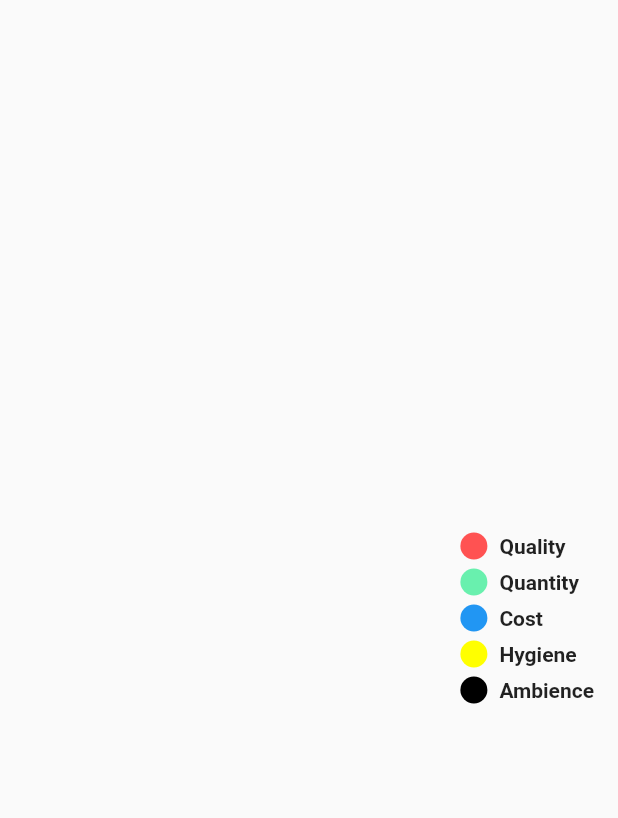
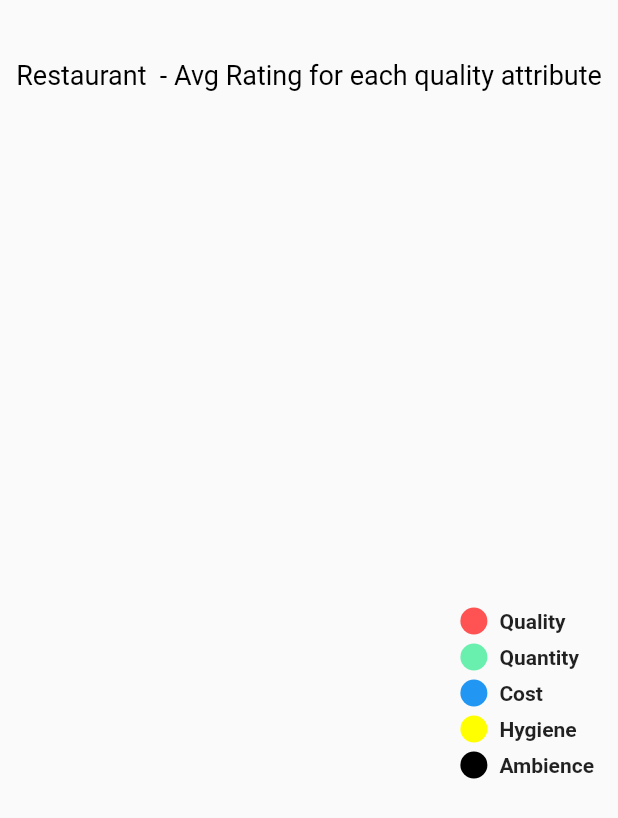
Before and after one commit to mrgulshanyadav/ocd, a Flutter app: the RatingsAnalysis screen opened directly with empty values, on a phone screen of 412 x 824 dp. Shown: the top 818 px of the screen. Run offline on Flutter 3.47's test engine with Material 2 defaults, Android fonts, the phone set to English and light mode, and no system bars; drawn by our look-alikes of pie_chart; our stand-ins replace carousel_slider, charts_flutter, cloud_firestore, firebase_auth, firebase_storage, fluttertoast and 6 more; missing offline and left inert: esys_flutter_share, flutter_counter, flutter_multiselect, razorpay_flutter; accounts and stored records are empty.

Commit message:
RatingsAnalysis.dart rest_name added

```diff
--- a/lib/Screens/Dukaan/DukaanPage.dart
+++ b/lib/Screens/Dukaan/DukaanPage.dart
@@ -10,7 +10,7 @@ import 'package:ocd/Screens/Enquire/Controller/EnquireProductFormController.dart
 import 'package:ocd/Screens/Enquire/EnquireProductPage.dart';
 import 'package:ocd/Screens/Enquire/EnquireServicePage.dart';
 import 'package:ocd/Screens/Enquire/Model/EnquireProductForm.dart';
-import 'file:///D:/AndroidStudioProjects/FlutterProjects/ocd/lib/Screens/Dukaan/ViewProductPage.dart';
+import '../Dukaan/ViewProductPage.dart';
 import 'package:shared_preferences/shared_preferences.dart';
 
 import '../Login.dart';
--- a/lib/Screens/Login.dart
+++ b/lib/Screens/Login.dart
@@ -136,6 +136,9 @@ class _LoginState extends State<Login> {
                                   }
                               ));
 
+                            }else{
+                              print('error: user == null');
+                              _scaffoldKey.currentState.showSnackBar(new SnackBar(content: Text('Error Occured')));
                             }
                           }).catchError((error){
                             print('error:' +error.toString());
--- a/lib/Screens/NavigationPage.dart
+++ b/lib/Screens/NavigationPage.dart
@@ -1,11 +1,11 @@
 import 'package:flutter/material.dart';
 import 'package:ocd/Constants.dart';
-import 'file:///D:/AndroidStudioProjects/FlutterProjects/ocd/lib/Screens/Dukaan/DukaanPage.dart';
 import './AddPostPage.dart';
 import './HomePage.dart';
 import './RecommendationsPage.dart';
 import './SearchPage.dart';
 import './MyProfilePage.dart';
+import 'Dukaan/DukaanPage.dart';
 
 class NavigationPage extends StatefulWidget {
   @override
--- a/lib/Screens/RatingsAnalysis.dart
+++ b/lib/Screens/RatingsAnalysis.dart
@@ -4,9 +4,9 @@ import 'package:flutter/material.dart';
 import 'package:pie_chart/pie_chart.dart';
 
 class RatingsAnalysis extends StatefulWidget {
-  String rest_id;
+  String rest_id, rest_name;
 
-  RatingsAnalysis({@required this.rest_id});
+  RatingsAnalysis({@required this.rest_id, @required this.rest_name});
 
   @override
   _RatingsAnalysisState createState() => _RatingsAnalysisState();
@@ -15,12 +15,11 @@ class RatingsAnalysis extends StatefulWidget {
 class _RatingsAnalysisState extends State<RatingsAnalysis> {
   GlobalKey<ScaffoldState> _scaffoldKey = new GlobalKey();
   FirebaseUser user;
-  List<Map<String,dynamic>> reviewsListMap;
+  List<Map<String, dynamic>> reviewsListMap;
   List keyLists;
 
   @override
   void initState() {
-
     reviewsListMap = new List();
     keyLists = new List();
 
@@ -35,18 +34,30 @@ class _RatingsAnalysisState extends State<RatingsAnalysis> {
     return Scaffold(
       key: _scaffoldKey,
       body: SafeArea(
-        child: Center(child: Container(
+        child: Center(
+            child: Container(
+              child: Column(
+                children: [
+                  Container(
+                    height: 100,
+                    alignment: Alignment.center,
+                    width: screenWidth,
+                    child: Text(
+                      "Restaurant "+(widget.rest_name??"") + " - Avg Rating for each quality attribute",
+                      style: TextStyle(
+                          fontSize: 18,
+                          color: Colors.black
+                      ),
+                      textAlign: TextAlign.center,
+                    )
+                  ),
+                  Expanded(
                     child: FutureBuilder(
                       future: getReviewsListsFromDatabase(widget.rest_id),
-            builder: (context,res){
-
-              if(!res.hasData){
-                return Center(
-                    child: CircularProgressIndicator()
-                );
-              }
-              else{
-
+                      builder: (context, res) {
+                        if (!res.hasData) {
+                          return Center(child: CircularProgressIndicator());
+                        } else {
                           reviewsListMap = res.data;
 
                           double quality_sum = 0;
@@ -63,20 +74,22 @@ class _RatingsAnalysisState extends State<RatingsAnalysis> {
 
                           int counter = 0;
 
-                reviewsListMap.forEach((element){
+                          reviewsListMap.forEach((element) {
                             quality_sum = quality_sum + double.parse(element['quality']);
-                  quantity_sum = quantity_sum + double.parse(element['quantity']);
+                            quantity_sum =
+                                quantity_sum + double.parse(element['quantity']);
                             cost_sum = cost_sum + double.parse(element['cost']);
                             hygiene_sum = hygiene_sum + double.parse(element['hygiene']);
-                  ambience_sum = ambience_sum + double.parse(element['ambience']);
+                            ambience_sum =
+                                ambience_sum + double.parse(element['ambience']);
                             counter++;
                           });
 
-                quality_average = quality_sum/counter;
-                quantity_average = quantity_sum/counter;
-                cost_average = cost_sum/counter;
-                hygiene_average = hygiene_sum/counter;
-                ambience_average = ambience_sum/counter;
+                          quality_average = quality_sum / counter;
+                          quantity_average = quantity_sum / counter;
+                          cost_average = cost_sum / counter;
+                          hygiene_average = hygiene_sum / counter;
+                          ambience_average = ambience_sum / counter;
 
                           Map<String, double> dataMap = new Map();
                           dataMap.putIfAbsent("Quality", () => quality_average);
@@ -94,7 +107,13 @@ class _RatingsAnalysisState extends State<RatingsAnalysis> {
                             showChartValues: true,
                             showChartValuesOutside: false,
                             chartValueBackgroundColor: Colors.grey[200],
-                  colorList: [Colors.redAccent, Colors.greenAccent, Colors.blue, Colors.yellowAccent, Colors.black],
+                            colorList: [
+                              Colors.redAccent,
+                              Colors.greenAccent,
+                              Colors.blue,
+                              Colors.yellowAccent,
+                              Colors.black
+                            ],
                             showLegends: true,
                             legendPosition: LegendPosition.bottom,
                             decimalPlaces: 1,
@@ -105,23 +124,29 @@ class _RatingsAnalysisState extends State<RatingsAnalysis> {
                             ),
                             chartType: ChartType.disc,
                           );
-
                         }
-
                       },
-
                     ),
-        )),
+                  ),
+                ],
+              ),
+            )
+        ),
       ),
     );
   }
 
-  Future<List<Map<String, dynamic>>> getReviewsListsFromDatabase(String rest_id) async {
+  Future<List<Map<String, dynamic>>> getReviewsListsFromDatabase(
+      String rest_id) async {
     user = await FirebaseAuth.instance.currentUser();
-    QuerySnapshot collectionSnapshot = await Firestore.instance.collection("Restaurants").document(rest_id).collection('Reviews').getDocuments();
+    QuerySnapshot collectionSnapshot = await Firestore.instance
+        .collection("Restaurants")
+        .document(rest_id)
+        .collection('Reviews')
+        .getDocuments();
     List<Map<dynamic, dynamic>> list = new List();
 
-    list = collectionSnapshot.documents.map((DocumentSnapshot docSnapshot){
+    list = collectionSnapshot.documents.map((DocumentSnapshot docSnapshot) {
       keyLists.add(docSnapshot.documentID);
 
       return docSnapshot.data;
@@ -129,5 +154,4 @@ class _RatingsAnalysisState extends State<RatingsAnalysis> {
 
     return list;
   }
-
 }
--- a/lib/Screens/ReadReviewsPage.dart
+++ b/lib/Screens/ReadReviewsPage.dart
@@ -70,7 +70,7 @@ class _ReadReviewsPageState extends State<ReadReviewsPage> {
                           GestureDetector(
                             onTap: (){
                               Navigator.of(context).push(MaterialPageRoute(builder: (context)=>
-                                  RatingsAnalysis(rest_id: widget.rest_id)
+                                  RatingsAnalysis(rest_id: widget.rest_id, rest_name: widget.name,)
                               ));
                             },
                             child: Container(width: 45,
--- a/lib/Screens/RecommendationsPage.dart
+++ b/lib/Screens/RecommendationsPage.dart
@@ -711,7 +711,7 @@ class _RecommendationsPageState extends State<RecommendationsPage> {
                                                         GestureDetector(
                                                           onTap: (){
                                                             Navigator.of(context).push(MaterialPageRoute(builder: (context)=>
-                                                                RatingsAnalysis(rest_id: restaurantKeyLists[index])
+                                                                RatingsAnalysis(rest_id: restaurantKeyLists[index], rest_name: restaurantListMap[index]["name"],)
                                                             ));
                                                           },
                                                           child: Container(width: 45,
--- a/lib/Screens/SearchPage.dart
+++ b/lib/Screens/SearchPage.dart
@@ -133,7 +133,7 @@ class _SearchPageState extends State<SearchPage> {
                                                 GestureDetector(
                                                   onTap: (){
                                                     Navigator.of(context).push(MaterialPageRoute(builder: (context)=>
-                                                        RatingsAnalysis(rest_id: keyLists[index])
+                                                        RatingsAnalysis(rest_id: keyLists[index], rest_name: listMap[index]["name"]),
                                                     ));
                                                   },
                                                   child: Container(width: 45,
--- a/pubspec.yaml
+++ b/pubspec.yaml
@@ -29,7 +29,7 @@ dependencies:
   google_sign_in: ^4.1.1
   shared_preferences: ^0.5.6+3
   image_picker: ^0.6.0
-  path_provider: ^1.1.0
+  path_provider: ^1.4.0
   esys_flutter_share: ^1.0.0
   location: ^3.0.0
   geolocator: ^5.3.1
```
Also changed, not shown: pubspec.lock, 5 other files. Lines whose indentation alone changed are shown as unchanged.
